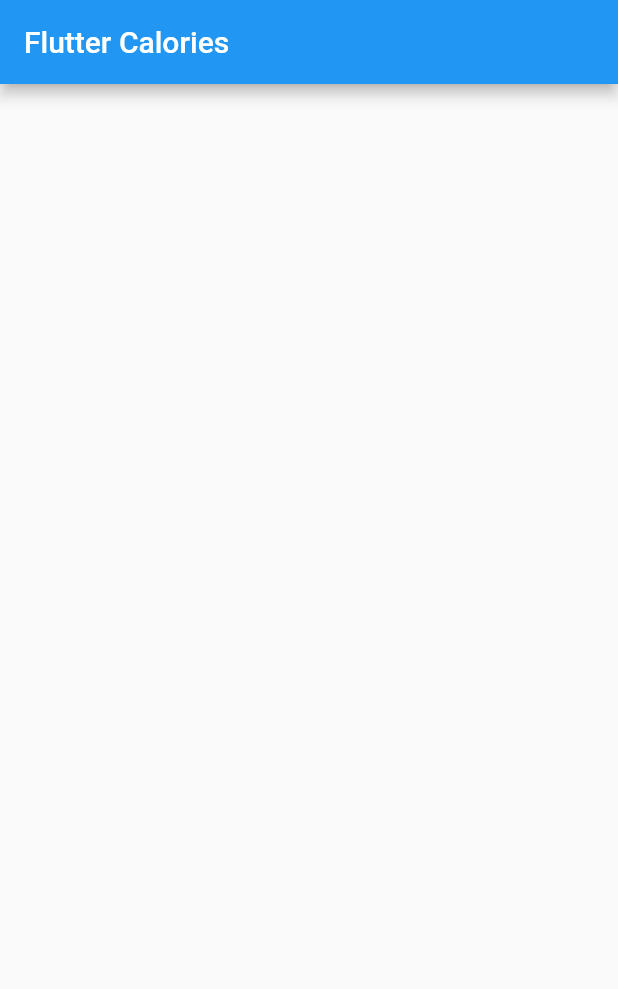
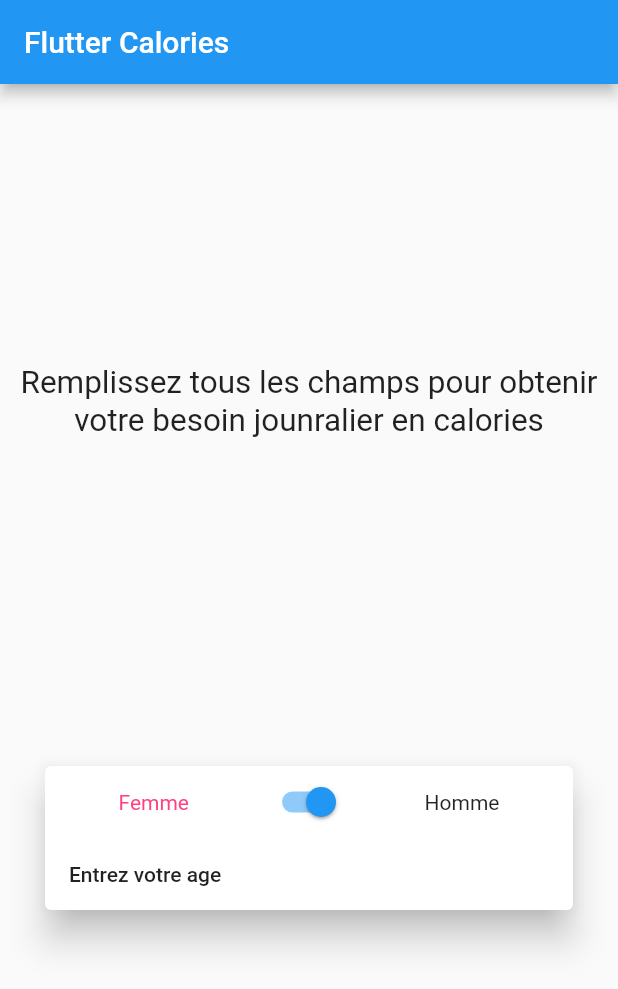
Before and after one commit to stilde/flutter-calories, a Flutter app: the screen it shows after launch, on a phone screen of 412 x 824 dp. Shown: the top 989 px of the screen. Run offline on Flutter 3.47's test engine with Material 2 defaults, Android fonts, the phone set to English and light mode, and no system bars.

Commit message:
second commit

```diff
--- a/lib/main.dart
+++ b/lib/main.dart
@@ -1,4 +1,5 @@
 import 'package:flutter/material.dart';
+import 'package:calories/widget/class.dart';
 
 void main() => runApp(new MyApp());
 
@@ -11,36 +12,7 @@ class MyApp extends StatelessWidget {
       theme: new ThemeData(
         primarySwatch: Colors.blue,
       ),
-      home: new MyHomePage(title: 'Flutter Calories'),
+      home: new Home(title: 'Flutter Calories'),
     );
   }
 }
-
-class MyHomePage extends StatefulWidget {
-  MyHomePage({Key key, this.title}) : super(key: key);
-
-  final String title;
-
-  @override
-  _MyHomePageState createState() => new _MyHomePageState();
-}
-
-class _MyHomePageState extends State<MyHomePage> {
-
-
-  @override
-  Widget build(BuildContext context) {
-
-    return new Scaffold(
-      appBar: new AppBar(
-
-        title: new Text(widget.title),
-      ),
-      body: new Center(
-
-        ),
-        );
-       // This trailing comma makes auto-formatting nicer for build methods.
-
-  }
-}
--- /dev/null
+++ b/lib/widget/class.dart
@@ -0,0 +1,81 @@
+import 'package:flutter/material.dart';
+import 'dart:async';
+
+class Home extends StatefulWidget {
+  Home({Key key, this.title}) : super(key: key);
+
+  final String title;
+
+  @override
+  _HomeState createState() => new _HomeState();
+}
+
+class _HomeState extends State<Home> {
+  bool interrupteur = true;
+  String ageLibelleDate = 'Entrez votre age';
+
+  @override
+  Widget build(BuildContext context) {
+    return new Scaffold(
+        appBar: new AppBar(
+          title: new Text(widget.title),
+        ),
+        body: new Column(
+            mainAxisAlignment: MainAxisAlignment.spaceEvenly,
+            children: <Widget>[
+              new Text(
+                'Remplissez tous les champs pour obtenir votre besoin jounralier en calories',
+                textAlign: TextAlign.center,
+                textScaleFactor: 1.50,
+              ),
+              new Card(
+                  margin: EdgeInsets.all(30.0),
+                  elevation: 10.0,
+                  child: Column(
+                    mainAxisAlignment: MainAxisAlignment.start,
+                    crossAxisAlignment: CrossAxisAlignment.start,
+                    children: <Widget>[
+                      new Row(
+                        mainAxisAlignment: MainAxisAlignment.spaceEvenly,
+                        children: <Widget>[
+                          new Text("Femme",
+                              style: new TextStyle(color: Colors.pinkAccent)),
+                          new Switch(
+                            inactiveThumbColor: Colors.pinkAccent,
+                            inactiveTrackColor: Colors.pink[100],
+                            value: interrupteur,
+                            onChanged: (bool b) {
+                              setState(() {
+                                interrupteur = b;
+                              });
+                            },
+                          ),
+                          new Text("Homme"),
+                        ],
+                      ),
+                      new FlatButton(
+                        child: new Text('$ageLibelleDate'),
+                        onPressed: choixDate,
+                      )
+                    ],
+                  ))
+            ]));
+  }
+
+  Future choixDate() async {
+    DateTime choix = await showDatePicker(
+        context: context,
+        firstDate: new DateTime(1970),
+        initialDate: new DateTime.now(),
+        lastDate: new DateTime(2050));
+    if (choix != null) {
+      var difference = new DateTime.now().difference(choix);
+      var jours = difference.inDays;
+      var annee = (jours ~/ 365).toInt();
+
+      setState(() {
+        ageLibelleDate = 'votre age est de : $annee ans';
+      });
+    }
+  }
+}
```
